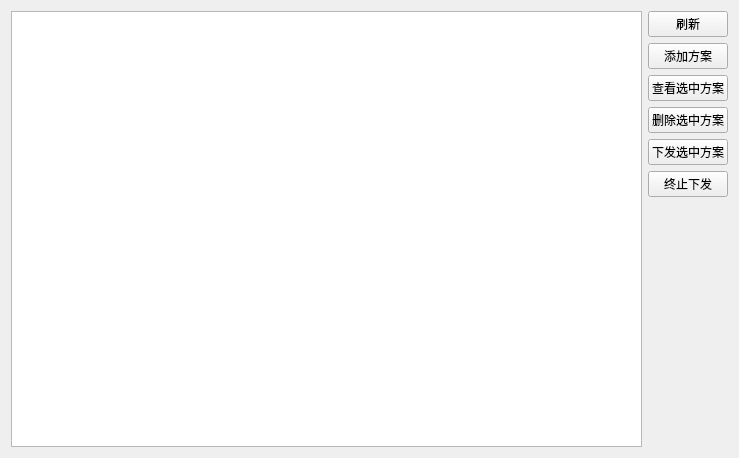
Qt form Check.ui (qwerttqq95/698SP_CL) before a commit.
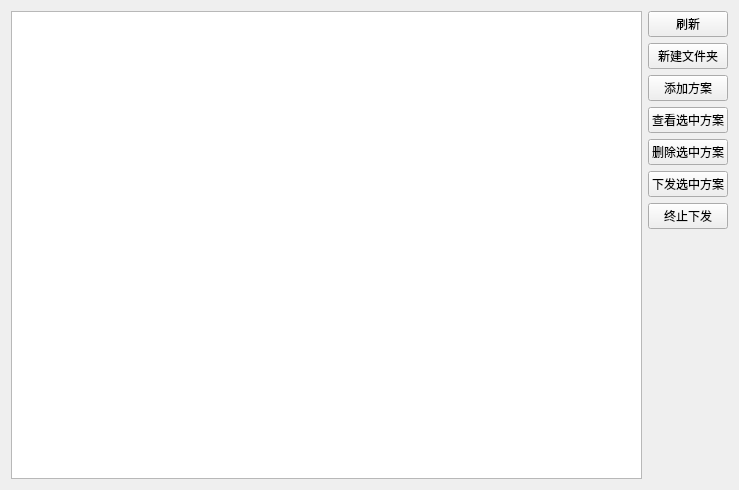
The same form after that commit.

The edit to the form file:
```diff
--- a/Check.ui
+++ b/Check.ui
@@ -29,6 +29,13 @@
                             </property>
                         </widget>
                     </item>
+                    <item>
+                        <widget class="QPushButton" name="pushButton_7">
+                            <property name="text">
+                                <string>新建文件夹</string>
+                            </property>
+                        </widget>
+                    </item>
                     <item>
                         <widget class="QPushButton" name="pushButton_2">
                             <property name="text">
```
